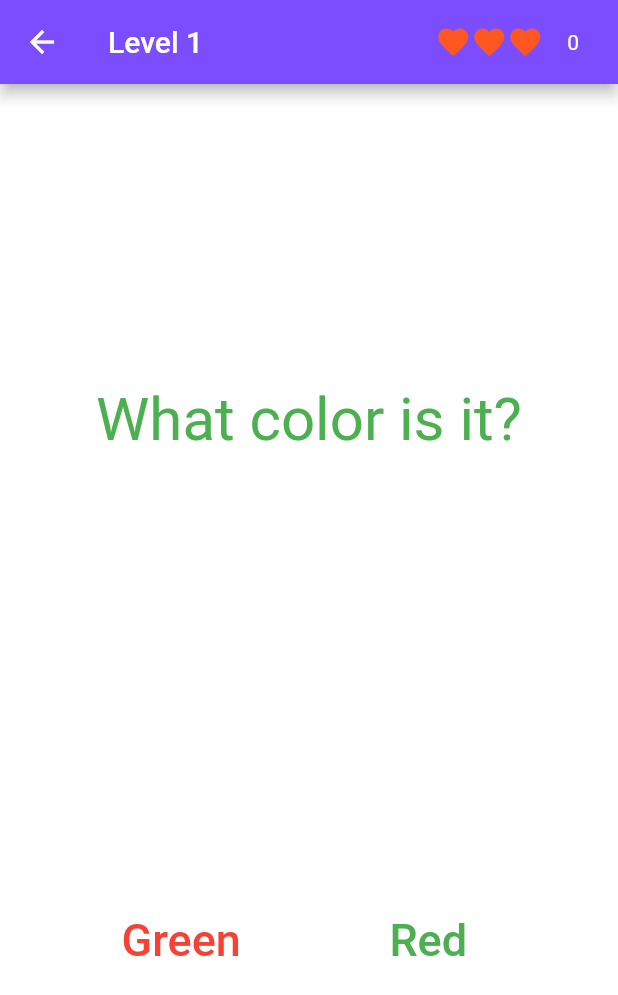
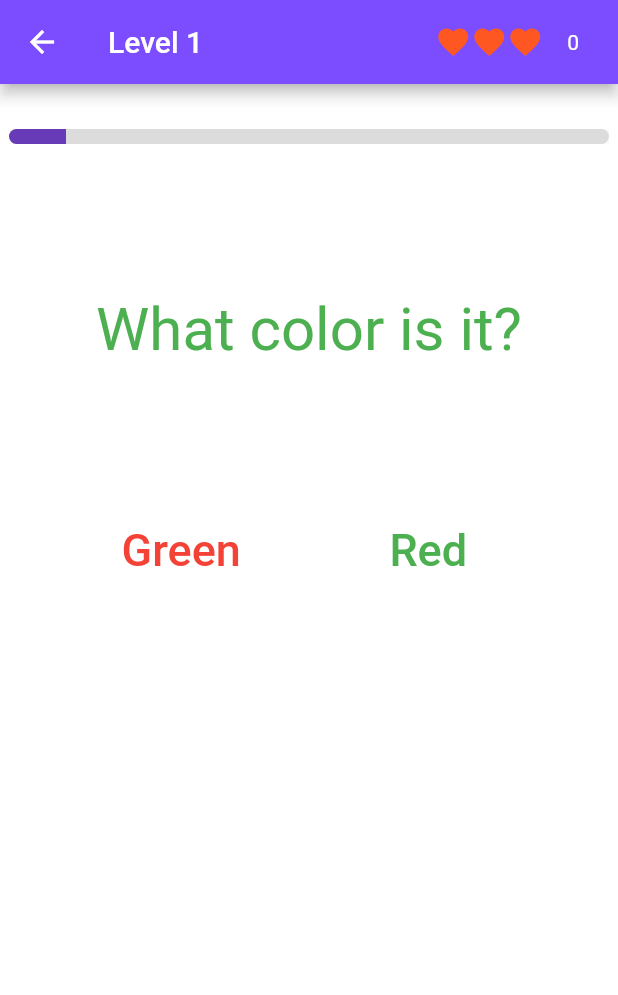
Before and after one commit to kverkholomova/Flutter_project, a Flutter app: the GameScreen screen opened directly, on a phone screen of 412 x 824 dp. Shown: the top 995 px of the screen. Run offline on Flutter 3.47's test engine with Material 2 defaults, Android fonts, the phone set to English and light mode, and no system bars; network calls fail; Roboto replaces fonts that are missing (Relay).

Commit message:
Added Range Timer

```diff
--- /dev/null
+++ b/lib/range.dart
@@ -0,0 +1,59 @@
+import 'package:flutter/material.dart';
+
+
+class MyStatefulWidget extends StatefulWidget {
+  const MyStatefulWidget({Key? key}) : super(key: key);
+
+  @override
+  State<MyStatefulWidget> createState() => _MyStatefulWidgetState();
+}
+late AnimationController controller;
+/// AnimationControllers can be created with `vsync: this` because of TickerProviderStateMixin.
+class _MyStatefulWidgetState extends State<MyStatefulWidget>
+    with TickerProviderStateMixin {
+
+
+  @override
+  void initState() {
+
+    controller = AnimationController(
+
+      vsync: this,
+      duration: const Duration(seconds: 20),
+    );
+      controller.addListener(() {
+        setState(() {});
+      });
+
+
+    controller.repeat(reverse: false);
+
+    super.initState();
+  }
+
+ /* @override
+  void dispose() {
+    controller.dispose();
+    super.dispose();
+  }*/
+
+  @override
+  Widget build(BuildContext context) {
+    return Scaffold(
+      body: Padding(
+        padding: const EdgeInsets.all(0.0),
+        child: ClipRRect(
+          borderRadius: BorderRadius.all(Radius.circular(10)),
+          child: LinearProgressIndicator(
+            color: Colors.deepPurple,
+            backgroundColor: Colors.black12,
+            value: controller.value,
+            minHeight: 10,
+
+            semanticsLabel: 'Linear progress indicator',
+          ),
+        ),
+      ),
+    );
+  }
+}
--- a/lib/screens/game_screen.dart
+++ b/lib/screens/game_screen.dart
@@ -3,6 +3,9 @@ import 'package:project_verkholomova/screens/appBar.dart';
 import 'package:project_verkholomova/screens/main_screen.dart';
 import 'package:project_verkholomova/screens/game_screen01.dart';
 import 'dart:async';
+
+import 'package:project_verkholomova/range.dart';
+
 
 
 int point=0;
@@ -47,7 +50,7 @@ class _GameScreenState extends State<GameScreen> {
 
   void showAlert(){
 
-    final DateTime now=DateTime.now();
+
     setState(() {
       showDialog<String>(
         context: context,
@@ -85,7 +88,7 @@ class _GameScreenState extends State<GameScreen> {
 
     if(running_number==1){
       run();
-    Timer.periodic(Duration(seconds: 15),(Timer timer){
+    Timer.periodic(Duration(seconds: 20),(Timer timer){
 
       if(running_number!=2){
         timer.cancel();
@@ -96,13 +99,17 @@ class _GameScreenState extends State<GameScreen> {
         timer.cancel();
       }
 
+
     });
+
+
     super.initState();
   }}
 
   @override
   Widget build(BuildContext context) {
     return Scaffold(
+
       appBar: MyAppBar(),
       body: SafeArea(
         child: Container(
@@ -113,16 +120,26 @@ class _GameScreenState extends State<GameScreen> {
           Center(
             child: Column(
               children: [
+                const Padding(
+                  padding: EdgeInsets.only(top: 30.0),
+                  child: SizedBox(
+                      width: 400,
+                      height: 10,
+
+                      child: const MyStatefulWidget()),
+                ),
+
 
                 Padding(
-                  padding: const EdgeInsets.only(top: 200),
+                  padding: const EdgeInsets.only(top: 100),
                   child: Column(
                       children:[
+
                         Text("What color is it?", style: TextStyle(color: Colors.green, fontSize: 40, fontFamily: 'Relay'),),
                         Row(
                           children: [
                             Padding(
-                              padding: const EdgeInsets.only(top: 300,left: 65),
+                              padding: const EdgeInsets.only(top: 100,left: 65),
                               child: MaterialButton(onPressed: () {
                                 point+=10;
                                 number++;
@@ -145,6 +162,7 @@ class _GameScreenState extends State<GameScreen> {
                                       count=3;
                                       isvisible=true;
                                       isvisible1=true;
+
                                       Navigator.push(
                                         context,
                                         MaterialPageRoute(builder: (context) => const GameScreen01()),
@@ -160,7 +178,7 @@ class _GameScreenState extends State<GameScreen> {
                               }, child: Text("Green",style: TextStyle(color: Colors.red, fontSize: 30, fontFamily: 'Relay'))),
                             ),
                             Padding(
-                              padding: const EdgeInsets.only(top: 300,left:65, right: 65),
+                              padding: const EdgeInsets.only(top: 100,left:65, right: 65),
                               child: MaterialButton(onPressed: () {
                                 count--;
                                 changeVisibility(count);
@@ -216,5 +234,7 @@ class _GameScreenState extends State<GameScreen> {
           )
         ),
       ),
+
     );
+
   }}
--- a/lib/screens/main_screen.dart
+++ b/lib/screens/main_screen.dart
@@ -1,4 +1,5 @@
 import 'package:flutter/material.dart';
+import 'package:project_verkholomova/range.dart';
 
 import 'game_screen.dart';
 
--- a/pubspec.yaml
+++ b/pubspec.yaml
@@ -33,7 +33,9 @@ dependencies:
 
   # The following adds the Cupertino Icons font to your application.
   # Use with the CupertinoIcons class for iOS style icons.
+  syncfusion_flutter_gauges: ^19.4.38
   cupertino_icons: ^1.0.2
+
 
 dev_dependencies:
   flutter_test:
```
Also changed, not shown: pubspec.lock, 1 other file.
